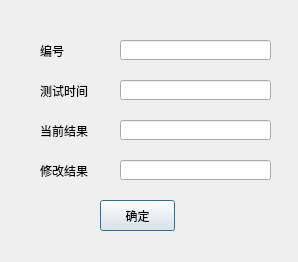
First picture: the form in resultmodify.ui, repository SnakStar/QT-200, before the edit.
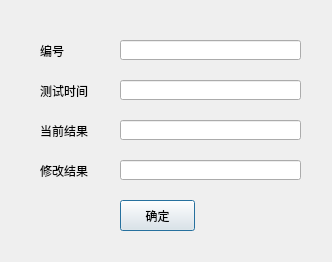
Second picture: the form after the edit.

Commit message: 1、修改结果显示框的控件长度。 2、更改信息显示为只读状态。

What changed in the file:
```diff
--- a/resultmodify.ui
+++ b/resultmodify.ui
@@ -6,7 +6,7 @@
    <rect>
     <x>0</x>
     <y>0</y>
-    <width>298</width>
+    <width>332</width>
     <height>262</height>
    </rect>
   </property>
@@ -70,7 +70,7 @@
     <rect>
      <x>120</x>
      <y>40</y>
-     <width>151</width>
+     <width>181</width>
      <height>20</height>
     </rect>
    </property>
@@ -83,7 +83,7 @@
     <rect>
      <x>120</x>
      <y>80</y>
-     <width>151</width>
+     <width>181</width>
      <height>20</height>
     </rect>
    </property>
@@ -96,7 +96,7 @@
     <rect>
      <x>120</x>
      <y>120</y>
-     <width>151</width>
+     <width>181</width>
      <height>20</height>
     </rect>
    </property>
@@ -109,7 +109,7 @@
     <rect>
      <x>120</x>
      <y>160</y>
-     <width>151</width>
+     <width>181</width>
      <height>20</height>
     </rect>
    </property>
@@ -117,7 +117,7 @@
   <widget class="QPushButton" name="pbRMOK">
    <property name="geometry">
     <rect>
-     <x>100</x>
+     <x>120</x>
      <y>200</y>
      <width>75</width>
      <height>31</height>
```
The commit also changes 2 other files.
